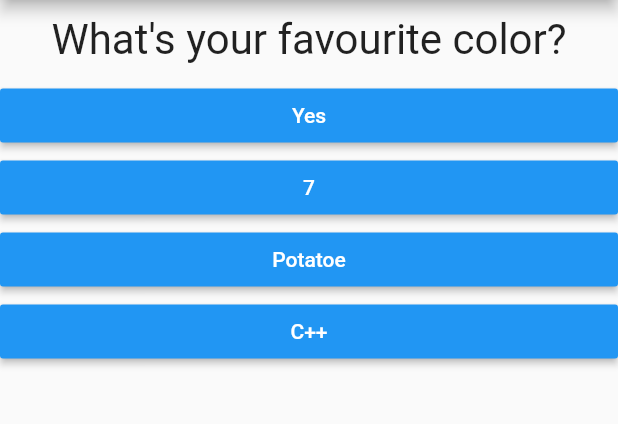
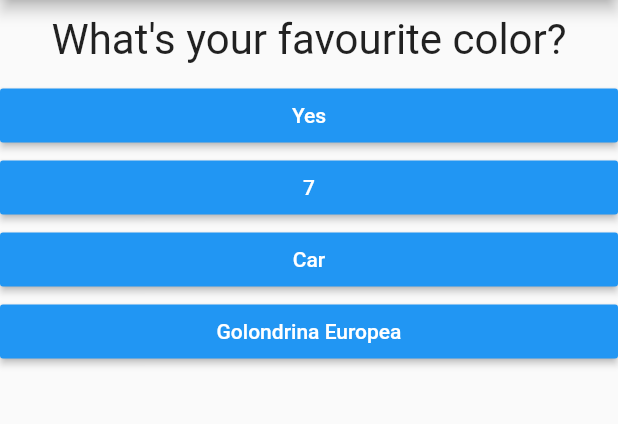
Before and after one commit to amarin95/flutter_complete_guide, a Flutter app: the screen it shows after launch, after a tap on "Save private Ryan", on a phone screen of 412 x 824 dp, the part 84-508 px from its top. Run offline on Flutter 3.47's test engine with Material 2 defaults, Android fonts, the phone set to English and light mode, and no system bars.

Commit message:
Finished module

```diff
--- a/lib/main.dart
+++ b/lib/main.dart
@@ -1,10 +1,7 @@
 import 'package:flutter/material.dart';
-import './question.dart';
-import './answer.dart';
+import './quiz.dart';
+import 'result.dart';
 
-// void main() {
-//   runApp(MyApp());
-// }
 void main() => runApp(MyApp());
 
 class MyApp extends StatefulWidget {
@@ -13,9 +10,48 @@ class MyApp extends StatefulWidget {
 }
 
 class _MyAppState extends State<MyApp> {
+  final _questions = const [
+    {
+      'questionText': 'What\'s your favourite movie?',
+      'answers': [
+        {'text': 'Save private Ryan', 'score': 10},
+        {'text': 'The Goonies', 'score': 1},
+        {'text': 'Pulp Fiction', 'score': 3},
+        {'text': 'The Godfather', 'score': 7}
+      ],
+    },
+    {
+      'questionText': 'What\'s your favourite color?',
+      'answers': [
+        {'text': 'Yes', 'score': 3},
+        {'text': '7', 'score': 7},
+        {'text': 'Car', 'score': 14},
+        {'text': 'Golondrina Europea', 'score': 24}
+      ],
+    },
+    {
+      'questionText': 'What\'s your favourite potatoe?',
+      'answers': [
+        {'text': 'Potatoe', 'score': 10},
+        {'text': 'Potatoe?', 'score': 7},
+        {'text': 'Potatoe!', 'score': 5},
+        {'text': 'Potatoe!!!!!', 'score': 18}
+      ],
+    },
+  ];
   var _questionIndex = 0;
+  var _totalScore = 0;
 
-  void _answerQuestion() {
+  void _resetQuiz() {
+    setState(() {
+      _questionIndex = 0;
+      _totalScore = 0;
+    });
+  }
+
+  void _answerQuestion(int score) {
+    _totalScore += score;
+
     setState(() {
       _questionIndex++;
     });
@@ -24,36 +60,18 @@ class _MyAppState extends State<MyApp> {
 
   @override
   Widget build(BuildContext context) {
-    var questions = [
-      {
-        'questionText': 'What\'s your favourite movie?',
-        'answers': ['Save private Ryan', 'Pulp Fiction', 'The Godfather', 'The Goonies'],
-      },
-      {
-        'questionText': 'What\'s your favourite color?',
-        'answers': ['Yes', '7', 'Potatoe', 'C++'],
-      },
-      {
-        'questionText': 'What\'s your favourite potatoe?',
-        'answers': ['Potatoe', 'Potatoe', 'Potatoe', 'Yes, potatoe'],
-      },
-    ];
-
     return MaterialApp(
       home: Scaffold(
         appBar: AppBar(
           title: Text('My First App'),
         ),
-        body: Column(
-          children: [
-            Question(
-              questions[_questionIndex]['questionText'],
-            ),
-            ...(questions[_questionIndex]['answers'] as List<String>).map((answer) { //Spread operator, each element is added to the children list.
-              return Answer(_answerQuestion, answer);
-            }).toList()
-          ],
-        ),
+        body: _questionIndex < _questions.length
+            ? Quiz(
+                questionIndex: _questionIndex,
+                questions: _questions,
+                answerQuestion: _answerQuestion,
+              )
+            : Result(_totalScore, _resetQuiz),
       ),
     );
   }
--- /dev/null
+++ b/lib/quiz.dart
@@ -0,0 +1,25 @@
+import 'package:flutter/material.dart';
+import './answer.dart';
+import './question.dart';
+
+class Quiz extends StatelessWidget {
+  final List<Map<String, Object>> questions;
+  final int questionIndex;
+  final Function answerQuestion;
+
+  Quiz({@required this.questions, @required this.answerQuestion, @required this.questionIndex});
+
+  Widget build(BuildContext context) {
+    return Column(
+      children: [
+        Question(
+          questions[questionIndex]['questionText'],
+        ),
+        ...(questions[questionIndex]['answers'] as List<Map<String,Object>>).map((answer) {
+          //Spread operator, each element is added to the children list.
+          return Answer(() => answerQuestion(answer['score']), answer['text']);
+        }).toList()
+      ],
+    );
+  }
+}
```
Also changed, not shown: lib/result.dart (added, +40 -0 lines).
